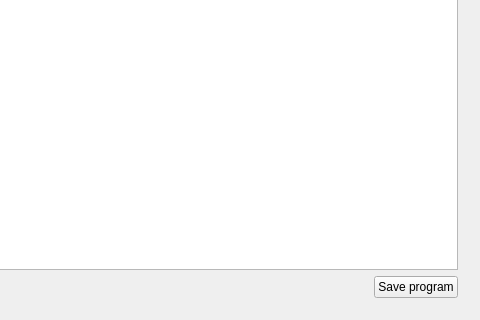
This is SmartHome/mainwindow.ui in kovand11/Diplomaterv-Code as Qt 5 draws it before an edit; both pictures show x 320 to 800 and y 160 to 480 of the 800 by 480 pixel window. The edited form follows.
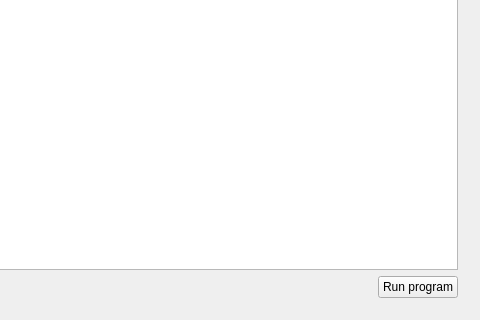
This is the edited form. The open tabs and pages were chosen to show the change. Icons and pictures are not drawn.

Commit message: json interface fixed, programming works

Patch:
```diff
--- a/SmartHome/mainwindow.ui
+++ b/SmartHome/mainwindow.ui
@@ -362,7 +362,7 @@
           <item>
            <widget class="QPushButton" name="saveProgramButton">
             <property name="text">
-             <string>Save program</string>
+             <string>Run program</string>
             </property>
            </widget>
           </item>
```
Left out of the diff: 2 changed lines with no effect on the pictures. The commit also changes 3 other files.
